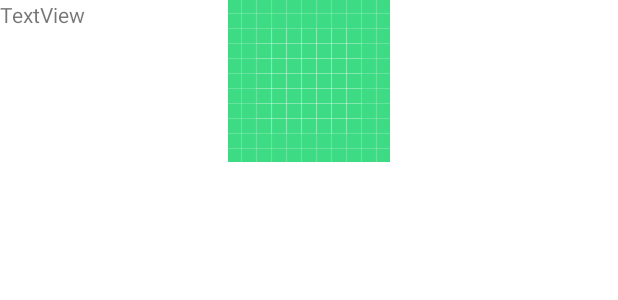
After one commit to Shady-Selim/Network-Lesson, an Android app: the layout flickr_recycleview_item.xml on its own in the app's theme, with its tools: preview values and no code run, on a phone screen of 412 x 824 dp. The commit adds this screen. Shown: the top 300 px of the screen. Run offline under Robolectric (Android 15) with nearby library versions, the phone set to English and light mode, and no system bars.

Commit message:
Creating Recyclerview and Adapter Bind the Flickr text

```diff
--- a/app/src/main/java/com/shady/restandretrofit/data/network/FlickrRepo.kt
+++ b/app/src/main/java/com/shady/restandretrofit/data/network/FlickrRepo.kt
@@ -11,7 +11,6 @@ import retrofit2.Callback
 import retrofit2.Response
 
 class FlickrRepo {
-    private val tag = "FlickrRepo"
     private val api = FlickrBuilder.flickrApi
 
     suspend fun fetchInterestingList(): FlickrData = withContext(Dispatchers.IO) {
--- /dev/null
+++ b/app/src/main/res/layout/flickr_recycleview_item.xml
@@ -0,0 +1,24 @@
+<?xml version="1.0" encoding="utf-8"?>
+<androidx.constraintlayout.widget.ConstraintLayout xmlns:android="http://schemas.android.com/apk/res/android"
+    xmlns:app="http://schemas.android.com/apk/res-auto"
+    android:layout_width="match_parent"
+    android:layout_height="wrap_content">
+
+    <ImageView
+        android:id="@+id/ivFlickr"
+        android:layout_width="wrap_content"
+        android:layout_height="wrap_content"
+        app:layout_constraintBottom_toBottomOf="parent"
+        app:layout_constraintEnd_toEndOf="parent"
+        app:layout_constraintStart_toStartOf="parent"
+        app:layout_constraintTop_toTopOf="parent"
+        app:srcCompat="@drawable/ic_launcher_background" />
+
+    <TextView
+        android:id="@+id/tvFlickr"
+        android:layout_width="wrap_content"
+        android:layout_height="wrap_content"
+        android:text="TextView"
+        app:layout_constraintStart_toStartOf="parent"
+        app:layout_constraintTop_toTopOf="parent" />
+</androidx.constraintlayout.widget.ConstraintLayout>
```
Also changed, not shown: app/src/main/java/com/shady/restandretrofit/ui/FlickrAdapter.kt (added, +32 -0 lines), app/src/main/java/com/shady/restandretrofit/ui/MainActivity.kt (+8 -4 lines), app/src/main/res/layout/activity_main.xml (+6 -7 lines).
